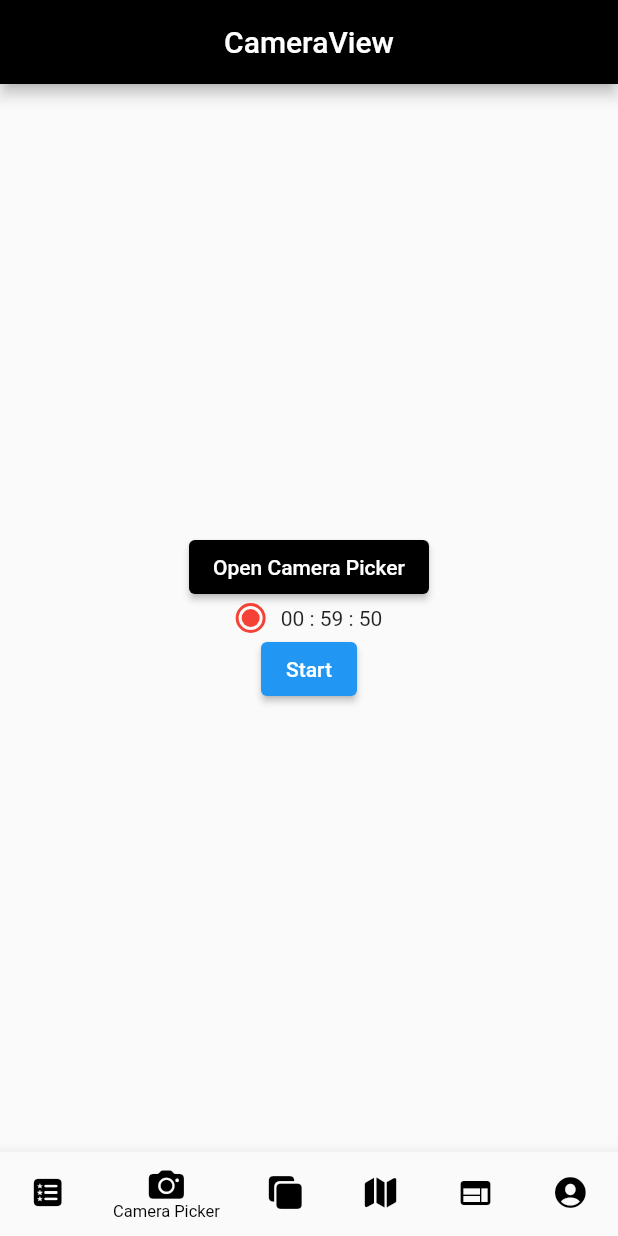
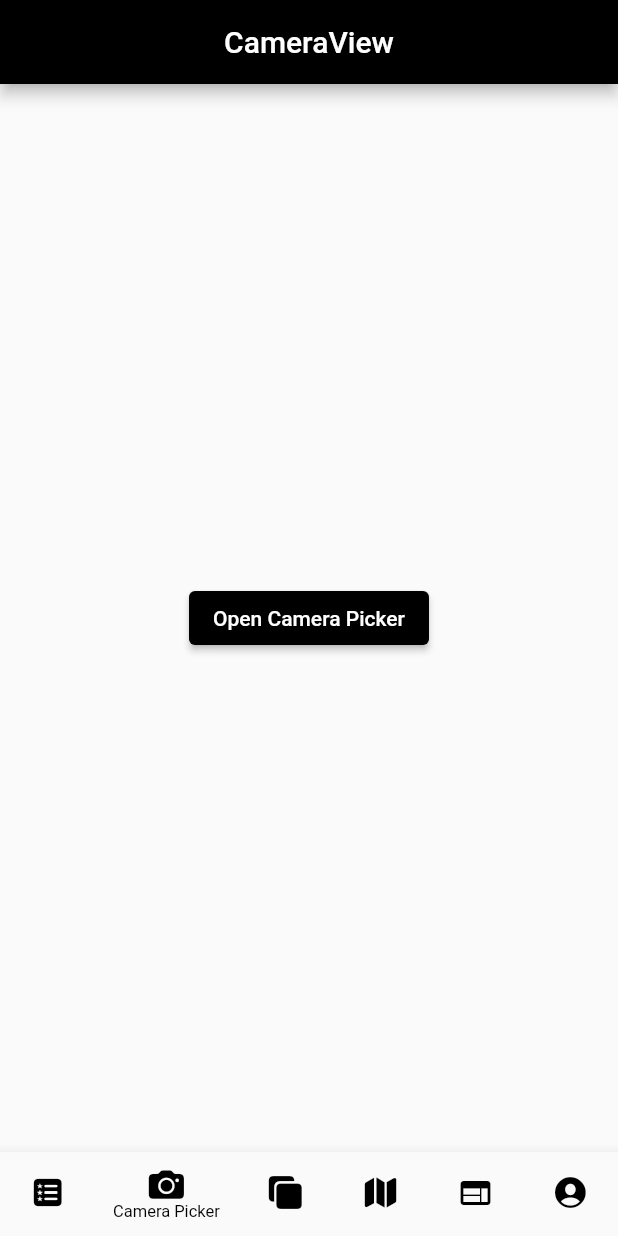
Before and after one commit to pvlminh3005/common_flutter, a Flutter app: the screen it shows after launch, item 2 of the bottom bar chosen, on a phone screen of 412 x 824 dp. Run offline on Flutter 3.47's test engine with Material 2 defaults, Android fonts, the phone set to English and light mode, and no system bars; our stand-ins replace camera, dio, get, image_picker, sliding_up_panel, video_player and 1 more; missing offline and left inert: photo_manager.

Commit message:
[LM] update camera picker

```diff
--- a/lib/app/modules/camera/views/camera_view.dart
+++ b/lib/app/modules/camera/views/camera_view.dart
@@ -37,115 +37,9 @@ class CameraView extends GetView<CameraController> {
                 primary: Theme.of(context).primaryColor,
               ),
             ),
-            _CounterTime(),
           ],
         ),
       ),
     );
   }
 }
-
-class _CounterTime extends StatefulWidget {
-  const _CounterTime({Key? key}) : super(key: key);
-
-  @override
-  State<_CounterTime> createState() => __CounterTimeState();
-}
-
-class __CounterTimeState extends State<_CounterTime> {
-  late AnimationController animationController;
-  Timer? _timer;
-  final _recordIcon = ValueNotifier<bool>(true);
-  final second = ValueNotifier<int>(50);
-  int minute = 59;
-  int hour = 0;
-
-  @override
-  void dispose() {
-    _timer?.cancel();
-    super.dispose();
-  }
-
-  @override
-  Widget build(BuildContext context) {
-    return Column(
-      children: [
-        Row(
-          mainAxisAlignment: MainAxisAlignment.center,
-          children: [
-            ValueListenableBuilder(
-              valueListenable: _recordIcon,
-              builder: (ctx, bool value, child) {
-                return AnimatedOpacity(
-                  opacity: value ? 1 : 0,
-                  duration: kTabScrollDuration,
-                  child: DecoratedBox(
-                    decoration: BoxDecoration(
-                      shape: BoxShape.circle,
-                      border: Border.all(color: Colors.red, width: 2.0),
-                    ),
-                    child: Padding(
-                      padding: const EdgeInsets.all(4.0),
-                      child:
-                          CircleAvatar(radius: 6, backgroundColor: Colors.red),
-                    ),
-                  ),
-                );
-              },
-            ),
-            const SizedBox(width: 10),
-            ValueListenableBuilder(
-              valueListenable: second,
-              builder: (BuildContext context, int value, Widget? child) {
-                return Row(
-                  children: [
-                    _buildCountText(hour),
-                    _buildCountText(minute),
-                    _buildCountText(value, last: true),
-                  ],
-                );
-              },
-            ),
-          ],
-        ),
-        ElevatedButton(
-          onPressed: startCounterTime,
-          child: Text('Start'),
-        ),
-      ],
-    );
-  }
-
-  Widget _buildCountText(int count, {bool last = false}) {
-    final strLast = !last ? ' : ' : '';
-    return Text(count > 9
-        ? '${count.toString() + strLast}'
-        : '0${count.toString() + strLast}');
-  }
-
-  void timeOut() {
-    _timer = Timer.periodic(Duration(seconds: 1), (timer) async {
-      changeStatusRecordIcon();
-      second.value++;
-      if (second.value == 60) {
-        second.value = 0;
-        minute++;
-        if (minute == 60) {
-          minute = 0;
-          hour++;
-        }
-      }
-    });
-  }
-
-  changeStatusRecordIcon() async {
-    _recordIcon.value = false;
-    await Future.delayed(Duration(milliseconds: 300), () {
-      _recordIcon.value = true;
-    });
-  }
-
-  void startCounterTime() {
-    timeOut();
-  }
-}
--- a/lib/app/packages/camera/src/camera_review_builder.dart
+++ b/lib/app/packages/camera/src/camera_review_builder.dart
@@ -21,6 +21,7 @@ class _CameraReviewBuilderState extends State<CameraReviewBuilder> {
 
   @override
   void initState() {
+    if (widget.isVideo) {
       videoController = VideoPlayerController.file(File(widget.file.path))
         ..initialize().then((value) {
           setState(() {});
@@ -32,6 +33,7 @@ class _CameraReviewBuilderState extends State<CameraReviewBuilder> {
         }
         setState(() {});
       });
+    }
     super.initState();
   }
 
```
Lines whose indentation alone changed are shown as unchanged.
